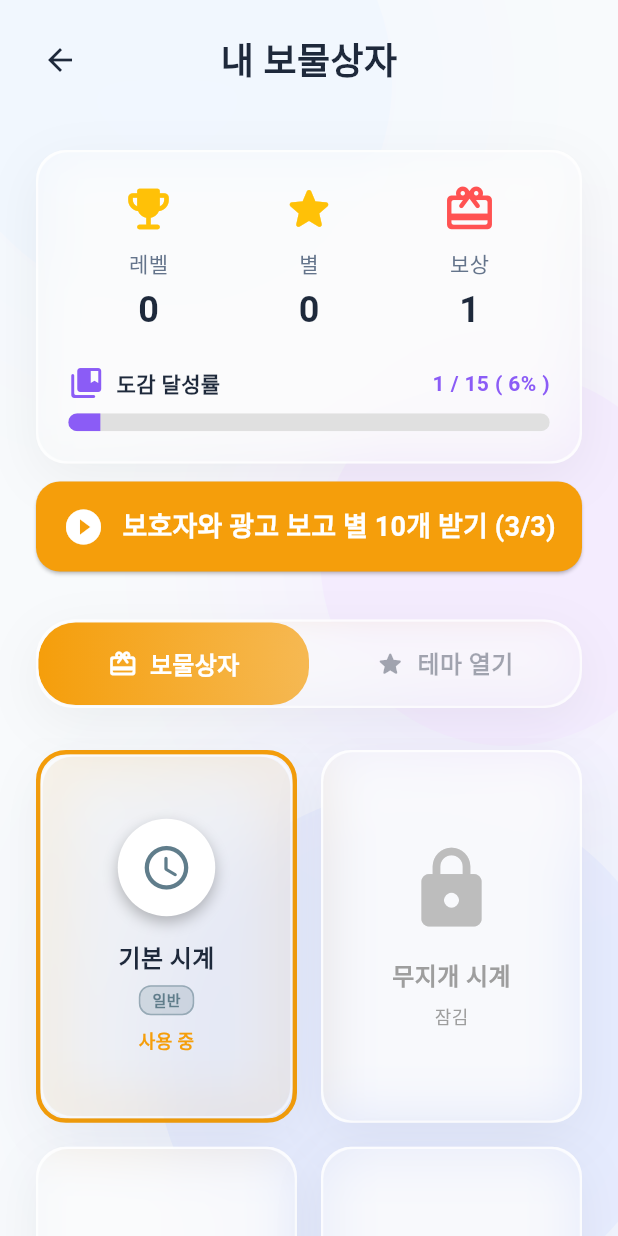
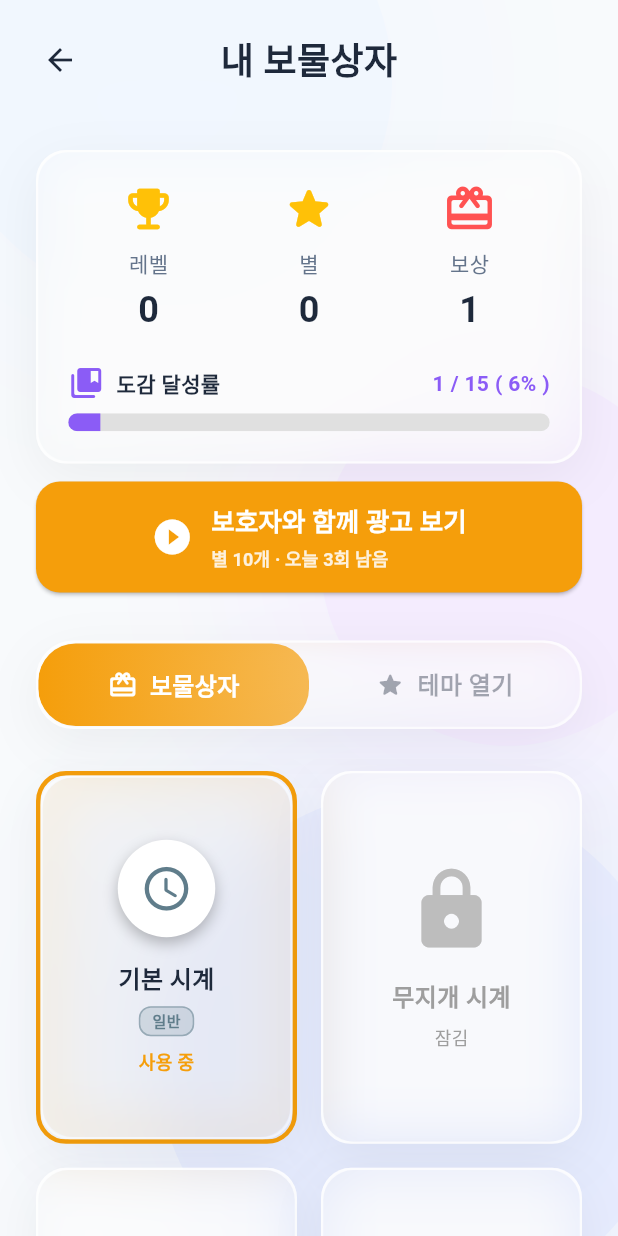
Before and after one commit to phochoco/clock, a Flutter app: the screen it shows after launch, after a tap on "내 보물상자", on a phone screen of 412 x 824 dp. Run offline on Flutter 3.47's test engine with Material 3 defaults, Android fonts, the phone set to English and light mode, and no system bars; our stand-ins replace audioplayers, flutter_tts, google_mobile_ads, shared_preferences; network calls fail; Roboto replaces fonts that are missing (AppleSDGothicNeo).

Commit message:
Polish lobby and reward copy

```diff
--- a/lib/screens/lobby_screen.dart
+++ b/lib/screens/lobby_screen.dart
@@ -1,3 +1,4 @@
+import 'dart:math' as math;
 import 'package:flutter/material.dart';
 import 'package:google_mobile_ads/google_mobile_ads.dart';
 import '../utils/colors.dart';
@@ -17,12 +18,18 @@ class LobbyScreen extends StatefulWidget {
   State<LobbyScreen> createState() => _LobbyScreenState();
 }
 
-class _LobbyScreenState extends State<LobbyScreen> {
+class _LobbyScreenState extends State<LobbyScreen>
+    with SingleTickerProviderStateMixin {
   BannerAd? _bannerAd;
+  late final AnimationController _motionController;
 
   @override
   void initState() {
     super.initState();
+    _motionController = AnimationController(
+      vsync: this,
+      duration: Duration(seconds: 8),
+    )..repeat();
     _loadBannerAd();
   }
 
@@ -45,6 +52,7 @@ class _LobbyScreenState extends State<LobbyScreen> {
 
   @override
   void dispose() {
+    _motionController.dispose();
     _bannerAd?.dispose();
     super.dispose();
   }
@@ -86,6 +94,7 @@ class _LobbyScreenState extends State<LobbyScreen> {
                               context,
                               icon: Icons.school_rounded,
                               label: '시계 배우기',
+                              subtitle: '바늘을 돌려 시간 찾기',
                               color: AppColors.minuteBlue,
                               onTap: () {
                                 Navigator.push(
@@ -104,6 +113,7 @@ class _LobbyScreenState extends State<LobbyScreen> {
                               context,
                               icon: Icons.videogame_asset_rounded,
                               label: '게임 모드',
+                              subtitle: '퀴즈로 별 모으기',
                               color: AppColors.hourRed,
                               onTap: () {
                                 Navigator.push(
@@ -122,6 +132,7 @@ class _LobbyScreenState extends State<LobbyScreen> {
                               context,
                               icon: Icons.diamond_rounded,
                               label: '내 보물상자',
+                              subtitle: '테마 꾸미기와 별 모음',
                               color: AppColors.warning, // Golden Amber
                               onTap: () {
                                 Navigator.push(
@@ -199,7 +210,7 @@ class _LobbyScreenState extends State<LobbyScreen> {
         content: Text(
           '학습 기록과 별, 선택한 테마는 기기에만 저장됩니다.\n\n'
           '광고는 Google AdMob을 사용하며 어린이 대상 및 일반 등급 광고 설정을 적용합니다. '
-          '보상형 광고는 보호자와 함께 이용해주세요.\n\n'
+          '보상형 광고는 보호자가 확인한 뒤 함께 이용해주세요.\n\n'
           '문의: yeajunss@naver.com',
           style: TextStyle(height: 1.45),
         ),
@@ -216,26 +227,7 @@ class _LobbyScreenState extends State<LobbyScreen> {
   Widget _buildTitle() {
     return Column(
       children: [
-        // 아이콘 (그림자 효과 적용)
-        Container(
-          padding: EdgeInsets.all(16),
-          decoration: BoxDecoration(
-            color: Colors.white.withValues(alpha: 0.8),
-            shape: BoxShape.circle,
-            boxShadow: [
-              BoxShadow(
-                color: AppColors.minuteBlue.withValues(alpha: 0.15),
-                blurRadius: 20,
-                offset: Offset(0, 8),
-              ),
-            ],
-          ),
-          child: Icon(
-            Icons.schedule_rounded,
-            size: 64,
-            color: AppColors.textDark,
-          ),
-        ),
+        _buildAnimatedTitleIcon(),
         SizedBox(height: 24),
 
         // 프리미엄 타이포그래피 앱 타이틀
@@ -252,7 +244,7 @@ class _LobbyScreenState extends State<LobbyScreen> {
         SizedBox(height: 8),
 
         Text(
-          '신나는 시계 모험 출발!',
+          '바늘을 돌려 시간 보물을 찾아요',
           style: TextStyle(
             fontSize: 18,
             fontWeight: FontWeight.w500,
@@ -264,17 +256,109 @@ class _LobbyScreenState extends State<LobbyScreen> {
     );
   }
 
+  Widget _buildAnimatedTitleIcon() {
+    return AnimatedBuilder(
+      animation: _motionController,
+      builder: (context, child) {
+        final t = _motionController.value;
+        return SizedBox(
+          width: 132,
+          height: 116,
+          child: Stack(
+            clipBehavior: Clip.none,
+            alignment: Alignment.center,
+            children: [
+              _buildFloatingSparkle(
+                t,
+                phase: 0.05,
+                radius: 44,
+                angle: -0.9,
+                color: AppColors.warning,
+                size: 20,
+              ),
+              _buildFloatingSparkle(
+                t,
+                phase: 0.35,
+                radius: 52,
+                angle: 0.55,
+                color: AppColors.minuteBlue,
+                size: 18,
+              ),
+              _buildFloatingSparkle(
+                t,
+                phase: 0.65,
+                radius: 48,
+                angle: 2.55,
+                color: AppColors.hourRed,
+                size: 16,
+              ),
+              Transform.scale(
+                scale: 1 + math.sin(t * math.pi * 2) * 0.025,
+                child: Container(
+                  padding: EdgeInsets.all(16),
+                  decoration: BoxDecoration(
+                    color: Colors.white.withValues(alpha: 0.86),
+                    shape: BoxShape.circle,
+                    boxShadow: [
+                      BoxShadow(
+                        color: AppColors.minuteBlue.withValues(alpha: 0.18),
+                        blurRadius: 22,
+                        offset: Offset(0, 8),
+                      ),
+                    ],
+                  ),
+                  child: Icon(
+                    Icons.schedule_rounded,
+                    size: 64,
+                    color: AppColors.textDark,
+                  ),
+                ),
+              ),
+            ],
+          ),
+        );
+      },
+    );
+  }
+
+  Widget _buildFloatingSparkle(
+    double t, {
+    required double phase,
+    required double radius,
+    required double angle,
+    required Color color,
+    required double size,
+  }) {
+    final wave = math.sin((t + phase) * math.pi * 2);
+    final dx = math.cos(angle + t * math.pi * 0.35) * radius;
+    final dy = math.sin(angle + t * math.pi * 0.35) * radius * 0.68;
+
+    return Transform.translate(
+      offset: Offset(dx, dy),
+      child: Opacity(
+        opacity: 0.55 + wave.abs() * 0.35,
+        child: Transform.scale(
+          scale: 0.88 + wave.abs() * 0.18,
+          child: Icon(Icons.auto_awesome_rounded, color: color, size: size),
+        ),
+      ),
+    );
+  }
+
   Widget _buildMainGlassButton(
     BuildContext context, {
     required IconData icon,
     required String label,
+    required String subtitle,
     required Color color,
     required VoidCallback onTap,
   }) {
+    final buttonWidth = math.min(MediaQuery.of(context).size.width - 48, 340.0);
+
     return GlassContainer(
       onTap: onTap,
-      width: 300,
-      height: 90,
+      width: buttonWidth,
+      height: 98,
       padding: EdgeInsets.symmetric(horizontal: 24),
       borderRadius: 28,
       opacity: 0.35, // 기존 버튼보다 살짝 불투명하게 (가독성)
@@ -292,14 +376,32 @@ class _LobbyScreenState extends State<LobbyScreen> {
           ),
           SizedBox(width: 20),
           Expanded(
-            child: Text(
+            child: Column(
+              mainAxisSize: MainAxisSize.min,
+              crossAxisAlignment: CrossAxisAlignment.start,
+              children: [
+                Text(
                   label,
                   style: TextStyle(
-                fontSize: 26,
+                    fontSize: 25,
                     fontWeight: FontWeight.w800,
                     letterSpacing: 0,
                     color: AppColors.textDark,
                   ),
+                ),
+                SizedBox(height: 4),
+                Text(
+                  subtitle,
+                  style: TextStyle(
+                    fontSize: 13,
+                    fontWeight: FontWeight.w600,
+                    letterSpacing: 0,
+                    color: AppColors.textLight,
+                  ),
+                  maxLines: 1,
+                  overflow: TextOverflow.ellipsis,
+                ),
+              ],
             ),
           ),
           // 화살표 지시자
--- a/lib/screens/reward_screen.dart
+++ b/lib/screens/reward_screen.dart
@@ -193,14 +193,18 @@ class _RewardScreenState extends State<RewardScreen> {
       future: AdService.getRemainingRewardedAds(),
       builder: (context, snapshot) {
         final remaining = snapshot.data ?? 0;
+        final canWatch = remaining > 0;
 
         return Container(
           margin: EdgeInsets.symmetric(horizontal: 24, vertical: 12),
           child: ElevatedButton(
-            onPressed: remaining > 0 ? _watchRewardedAd : null,
+            onPressed: canWatch ? _watchRewardedAd : null,
             style: ElevatedButton.styleFrom(
               backgroundColor: AppColors.warning,
-              padding: EdgeInsets.symmetric(vertical: 16),
+              disabledBackgroundColor: AppColors.textLight.withValues(
+                alpha: 0.18,
+              ),
+              padding: EdgeInsets.symmetric(vertical: 14, horizontal: 16),
               shape: RoundedRectangleBorder(
                 borderRadius: BorderRadius.circular(16),
               ),
@@ -208,16 +212,43 @@ class _RewardScreenState extends State<RewardScreen> {
             child: Row(
               mainAxisAlignment: MainAxisAlignment.center,
               children: [
-                Icon(Icons.play_circle_filled, size: 28, color: Colors.white),
+                Icon(
+                  canWatch
+                      ? Icons.play_circle_filled
+                      : Icons.check_circle_rounded,
+                  size: 28,
+                  color: Colors.white,
+                ),
                 SizedBox(width: 12),
-                Text(
-                  remaining > 0
-                      ? '보호자와 광고 보고 별 10개 받기 ($remaining/3)'
-                      : '오늘 모두 시청했어요!',
-                  style: TextStyle(
-                    fontSize: 18,
-                    fontWeight: FontWeight.bold,
-                    color: Colors.white,
+                Flexible(
+                  child: Column(
+                    mainAxisSize: MainAxisSize.min,
+                    crossAxisAlignment: CrossAxisAlignment.start,
+                    children: [
+                      Text(
+                        canWatch ? '보호자와 함께 광고 보기' : '오늘 별 보상 끝!',
+                        style: TextStyle(
+                          fontSize: 17,
+                          fontWeight: FontWeight.bold,
+                          color: Colors.white,
+                        ),
+                        maxLines: 1,
+                        overflow: TextOverflow.ellipsis,
+                      ),
+                      SizedBox(height: 2),
+                      Text(
+                        canWatch
+                            ? '별 10개 · 오늘 $remaining회 남음'
+                            : '내일 다시 받을 수 있어요',
+                        style: TextStyle(
+                          fontSize: 12,
+                          fontWeight: FontWeight.w600,
+                          color: Colors.white.withValues(alpha: 0.86),
+                        ),
+                        maxLines: 1,
+                        overflow: TextOverflow.ellipsis,
+                      ),
+                    ],
                   ),
                 ),
               ],
@@ -287,7 +318,11 @@ class _RewardScreenState extends State<RewardScreen> {
       context: context,
       builder: (context) => AlertDialog(
         title: Text('보호자와 함께 보기'),
-        content: Text('보상형 광고가 재생됩니다. 어린이가 혼자 광고를 누르지 않도록 보호자와 함께 진행해주세요.'),
+        content: Text(
+          '보상형 광고가 재생됩니다. 광고를 끝까지 보면 별 10개가 지급돼요.\n\n'
+          '어린이가 혼자 광고를 누르지 않도록 보호자와 함께 진행해주세요.',
+          style: TextStyle(height: 1.45),
+        ),
         actions: [
           TextButton(
             onPressed: () => Navigator.pop(context, false),
@@ -760,7 +795,7 @@ class _RewardScreenState extends State<RewardScreen> {
 
   /// 별로 여는 테마 그리드
   Widget _buildStoreGrid() {
-    // 테스트를 위해 리버스해서 최신 추가된 테마가 상단에 보이도록 임시 처리
+    // 최근 추가된 테마가 상단에 보이도록 정렬
     final premiumThemes = ClockThemeList.premiumThemes.reversed.toList();
 
     return GridView.builder(
@@ -781,7 +816,19 @@ class _RewardScreenState extends State<RewardScreen> {
           onTap: () => _showPurchaseDialog(theme, isUnlocked, canAfford),
           child: Container(
             decoration: BoxDecoration(
-              gradient: ClockThemeList.candy.backgroundGradient,
+              color: theme.backgroundGradient == null
+                  ? theme.backgroundColor
+                  : null,
+              gradient:
+                  theme.backgroundGradient ??
+                  LinearGradient(
+                    begin: Alignment.topLeft,
+                    end: Alignment.bottomRight,
+                    colors: [
+                      theme.backgroundColor,
+                      Colors.white.withValues(alpha: 0.82),
+                    ],
+                  ),
               borderRadius: BorderRadius.circular(20),
               boxShadow: [
                 BoxShadow(
@@ -855,7 +902,7 @@ class _RewardScreenState extends State<RewardScreen> {
                           style: TextStyle(
                             fontSize: 18,
                             fontWeight: FontWeight.bold,
-                            color: ClockThemeList.candy.hourHandColor,
+                            color: AppColors.textDark,
                           ),
                           textAlign: TextAlign.center,
                         ),
```
Lines whose indentation alone changed are shown as unchanged.
